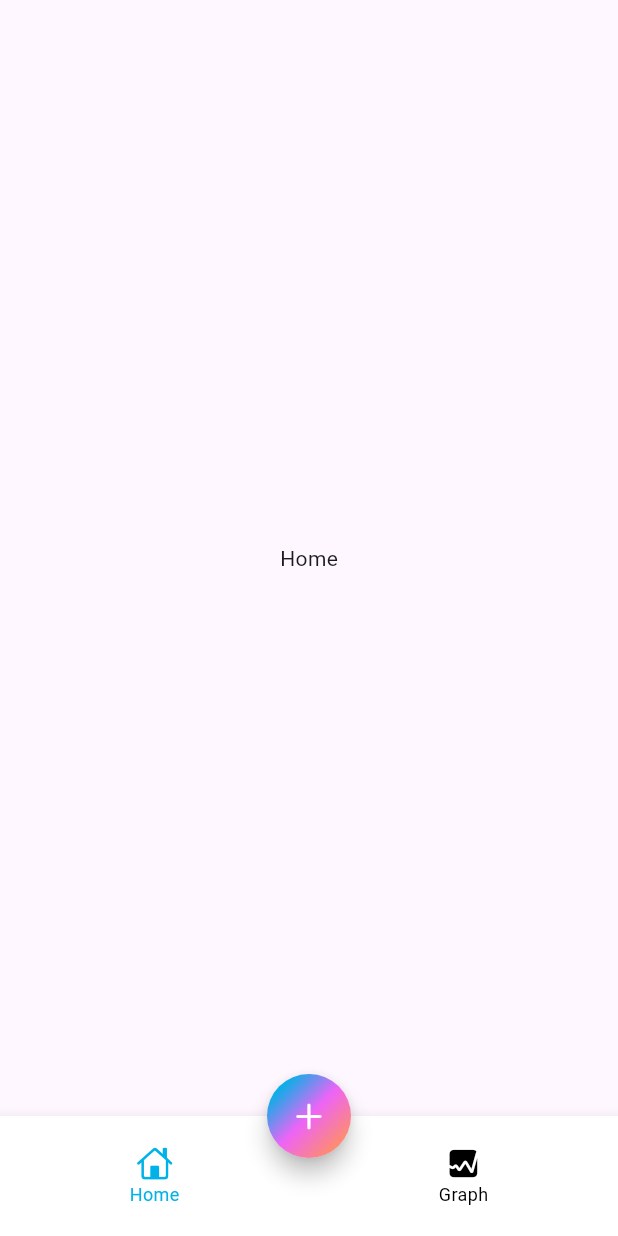
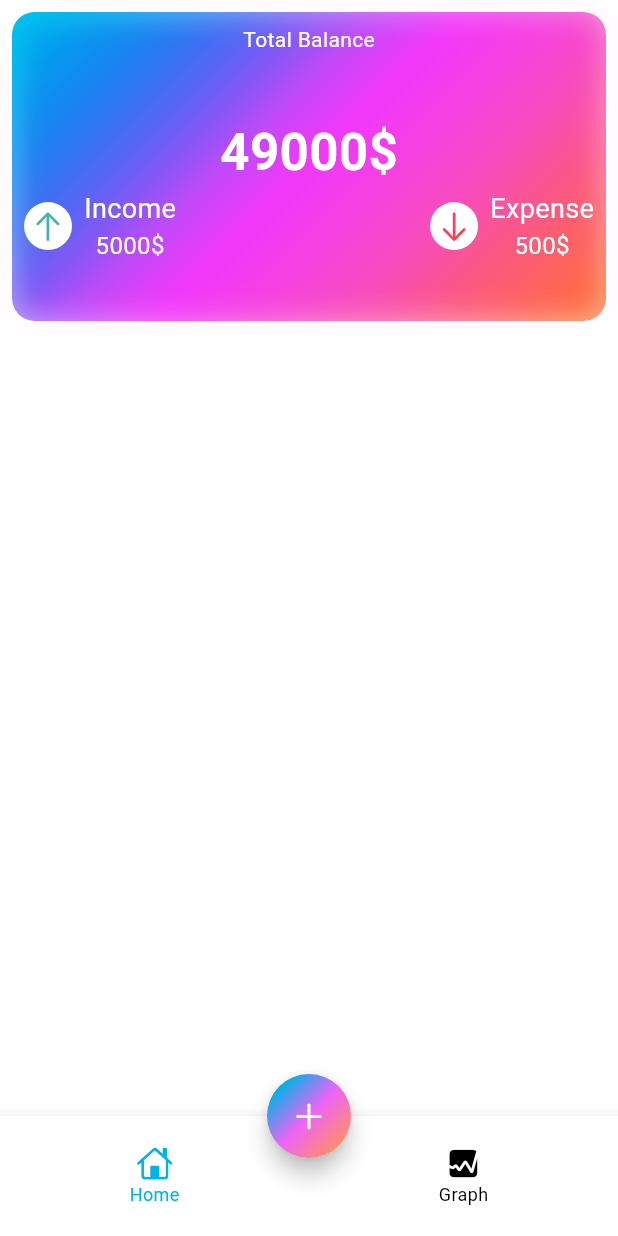
Before and after one commit to sourabhappdev/expense_tracker_flutter, a Flutter app: the screen it shows after launch, on a phone screen of 412 x 824 dp. Run offline on Flutter 3.47's test engine with Material 3 defaults, Android fonts, the phone set to English and light mode, and no system bars.

Commit message:
[Add] expense module and [Add] home screen ui

```diff
--- a/lib/app/module/home/view/home_screen.dart
+++ b/lib/app/module/home/view/home_screen.dart
@@ -1,6 +1,7 @@
 import 'dart:math';
 
 import 'package:expense_tracker/app/core/constants/constant.dart';
+import 'package:expense_tracker/app/module/home/view/widgets/money_info_card_widget.dart';
 import 'package:flutter/cupertino.dart';
 import 'package:flutter/material.dart';
 
@@ -19,8 +20,18 @@ class HomeScreen extends StatefulWidget {
 class _HomeScreenState extends State<HomeScreen> {
   @override
   Widget build(BuildContext context) {
-    return Scaffold(
-      body: const Center(child: Text("Home")),
+    return SafeArea(
+      child: Scaffold(
+        // backgroundColor: Colors.black,
+        body: const Padding(
+          padding: EdgeInsets.all(8.0),
+          child: Column(
+            mainAxisAlignment: MainAxisAlignment.start,
+            children: [
+              MoneyInfoCardWidget(),
+            ],
+          ),
+        ),
         floatingActionButton: FloatingActionButton(
           onPressed: () {},
           shape: const CircleBorder(),
@@ -49,6 +60,7 @@ class _HomeScreenState extends State<HomeScreen> {
             selectedIndex: widget.selectedIndex,
             onItemTapped: widget.onItemTapped),
         floatingActionButtonLocation: FloatingActionButtonLocation.centerDocked,
+      ),
     );
   }
 }
--- /dev/null
+++ b/lib/app/module/home/view/widgets/money_info_card_widget.dart
@@ -0,0 +1,139 @@
+import 'dart:math';
+import 'dart:ui'; // Import the dart:ui package for the ImageFilter class
+
+import 'package:flutter/cupertino.dart';
+import 'package:flutter/material.dart';
+
+import '../../../../core/constants/constant.dart';
+
+class MoneyInfoCardWidget extends StatelessWidget {
+  const MoneyInfoCardWidget({super.key});
+
+  @override
+  Widget build(BuildContext context) {
+    return Stack(
+      children: [
+        SizedBox(
+          width: MediaQuery.of(context).size.width,
+          height: MediaQuery.of(context).size.width / 2,
+          child: const DecoratedBox(
+            decoration: BoxDecoration(
+              borderRadius: BorderRadius.all(Radius.circular(15)),
+              gradient: LinearGradient(
+                colors: [
+                  Constants.colorPrimary,
+                  Constants.colorSecondary,
+                  Constants.colorTertiary
+                ],
+                transform: GradientRotation(pi / 4),
+              ),
+            ),
+          ),
+        ),
+        BackdropFilter(
+          filter: ImageFilter.blur(sigmaX: 10, sigmaY: 10),
+          blendMode: BlendMode.hardLight,
+          child: SizedBox(
+            width: MediaQuery.of(context).size.width,
+            height: MediaQuery.of(context).size.width / 2,
+            child: DecoratedBox(
+              decoration: BoxDecoration(
+                color: Colors.black.withOpacity(
+                    0.3), // Add a semi-transparent color to darken the backdrop
+                borderRadius: const BorderRadius.all(Radius.circular(15)),
+              ),
+              child: Padding(
+                padding: const EdgeInsets.all(8.0),
+                child: Column(
+                  mainAxisAlignment: MainAxisAlignment.start,
+                  children: [
+                    const Text(
+                      'Total Balance',
+                      style: TextStyle(
+                        fontSize: 14,
+                        color: Colors.white,
+                      ),
+                    ),
+                    SizedBox(height: MediaQuery.of(context).size.width / 10),
+                    const Text(
+                      '49000\$',
+                      style: TextStyle(
+                          fontSize: 34,
+                          color: Colors.white,
+                          fontWeight: FontWeight.w600),
+                    ),
+                    const Row(
+                      mainAxisAlignment: MainAxisAlignment.spaceBetween,
+                      children: [
+                        SpendingWidget(
+                          iconData: CupertinoIcons.arrow_up,
+                          title: "Income",
+                          amount: "5000",
+                          color: Colors.green,
+                        ),
+                        SpendingWidget(
+                          iconData: CupertinoIcons.arrow_down,
+                          title: "Expense",
+                          amount: "500",
+                          color: Colors.red,
+                        ),
+                      ],
+                    ),
+                  ],
+                ),
+              ),
+            ),
+          ),
+        ),
+      ],
+    );
+  }
+}
+
+class SpendingWidget extends StatelessWidget {
+  final String amount, title;
+  final IconData iconData;
+  final Color color;
+  const SpendingWidget({
+    super.key,
+    required this.amount,
+    required this.title,
+    required this.iconData,
+    required this.color,
+  });
+
+  @override
+  Widget build(BuildContext context) {
+    return Row(
+      children: [
+        DecoratedBox(
+          decoration: const BoxDecoration(
+            color: Colors.white,
+            shape: BoxShape.circle,
+          ),
+          child: Padding(
+            padding: const EdgeInsets.all(4.0),
+            child: Icon(
+              iconData,
+              color: color,
+              size: 24,
+            ),
+          ),
+        ),
+        const SizedBox(width: 8),
+        Column(
+          children: [
+            Text(
+              title,
+              style: const TextStyle(fontSize: 18, color: Colors.white),
+            ),
+            Text(
+              "$amount\$",
+              style: const TextStyle(fontSize: 16, color: Colors.white),
+            )
+          ],
+        ),
+      ],
+    );
+  }
+}
```
Also changed, not shown: lib/app/module/expense/view/expense.dart (added). Lines whose indentation alone changed are shown as unchanged.
